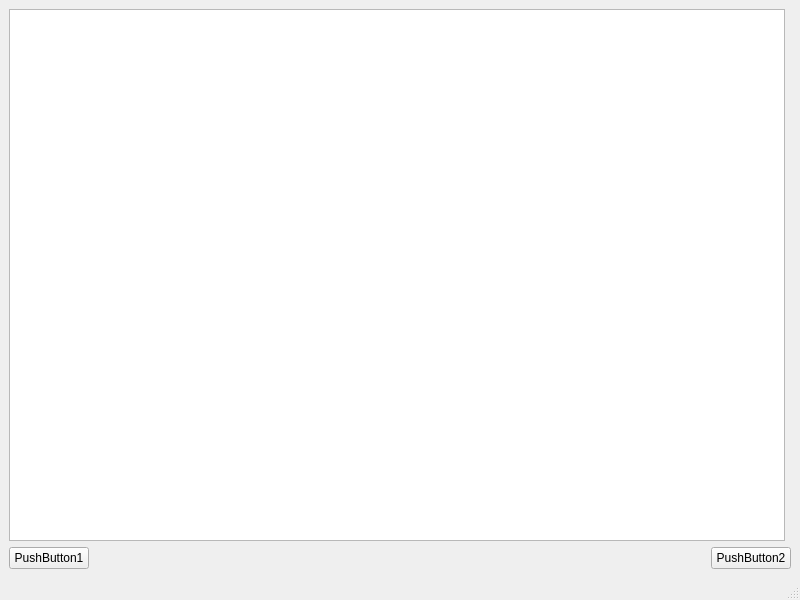
The window that worksheet6/mainwindow.ui (eeyzr1/2024_20291563) describes before a commit, drawn with Qt 5.
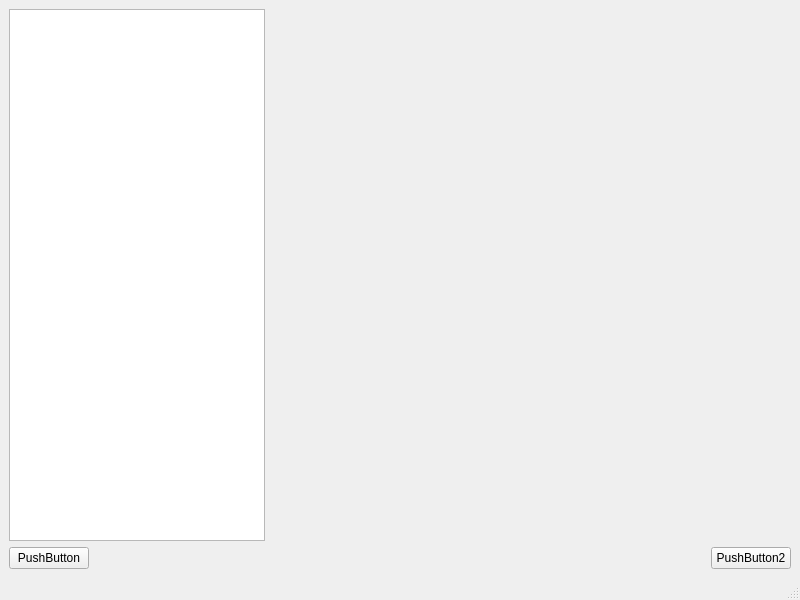
The same window after the commit.

Commit message: WS6 Ex2&3, message box and status bar slots and signal

Diff of the .ui file:
```diff
--- a/worksheet6/mainwindow.ui
+++ b/worksheet6/mainwindow.ui
@@ -18,10 +18,24 @@
     <item>
      <layout class="QHBoxLayout" name="horizontalLayout">
       <item>
-       <widget class="QTreeView" name="treeView"/>
+       <widget class="QTreeView" name="treeView">
+        <property name="sizePolicy">
+         <sizepolicy hsizetype="Fixed" vsizetype="Expanding">
+          <horstretch>0</horstretch>
+          <verstretch>0</verstretch>
+         </sizepolicy>
+        </property>
+       </widget>
       </item>
       <item>
-       <widget class="QWidget" name="widget" native="true"/>
+       <widget class="QWidget" name="widget" native="true">
+        <property name="sizePolicy">
+         <sizepolicy hsizetype="Expanding" vsizetype="Preferred">
+          <horstretch>0</horstretch>
+          <verstretch>0</verstretch>
+         </sizepolicy>
+        </property>
+       </widget>
       </item>
      </layout>
     </item>
@@ -30,7 +44,7 @@
       <item>
        <widget class="QPushButton" name="pushButton">
         <property name="text">
-         <string>PushButton1</string>
+         <string>PushButton</string>
         </property>
        </widget>
       </item>
```
Left out of the diff: 26 changed lines with no effect on the pictures. The commit also changes 2 other files.
